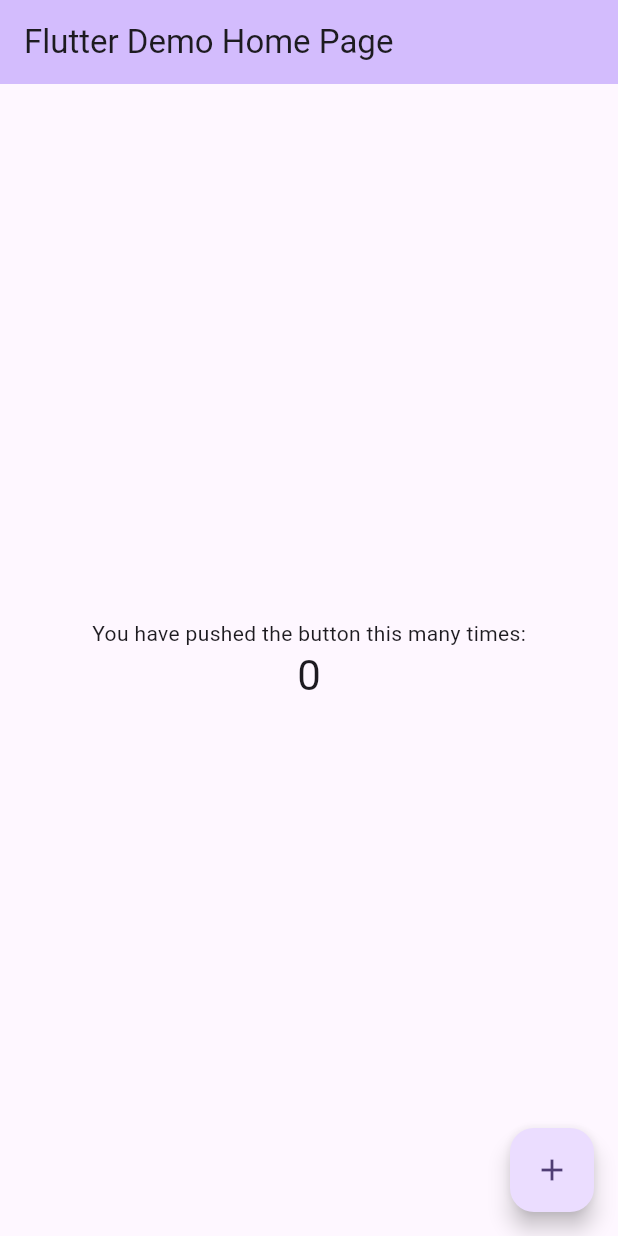
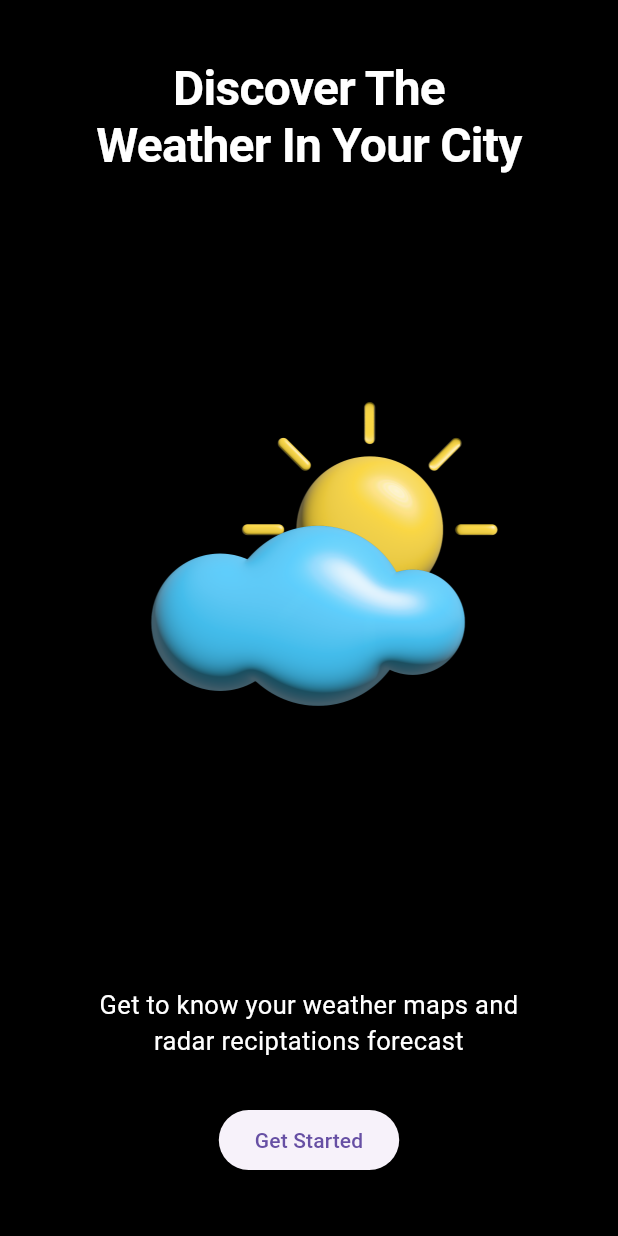
Before and after one commit to AmanSinghThakur01/SkyMood-, a Flutter app: the screen it shows after launch, on a phone screen of 412 x 824 dp. Run offline on Flutter 3.47's test engine with Material 3 defaults, Android fonts, the light colour scheme and no system bars; statements that could not run were skipped.

Commit message:
splash screen added

```diff
--- a/lib/Screens/login_screen.dart
+++ /dev/null
@@ -1,17 +0,0 @@
-import 'package:flutter/material.dart';
-
-class LoginScreen extends StatefulWidget {
-  const LoginScreen({super.key});
-
-  @override
-  State<LoginScreen> createState() => _LoginScreenState();
-}
-
-class _LoginScreenState extends State<LoginScreen> {
-  @override
-  Widget build(BuildContext context) {
-    return Scaffold(
-      appBar: AppBar(title: Text(" "),),
-    );
-  }
-}
--- /dev/null
+++ b/lib/Utils/colors.dart
@@ -0,0 +1,3 @@
+import 'package:flutter/material.dart';
+final backgroundColor = Color(0xff1a1a16);
+final buttonColor = Color(0xFFd98f1e);
--- /dev/null
+++ b/lib/View/home_screen.dart
@@ -0,0 +1,9 @@
+import 'package:flutter/material.dart';
+class WeatherAppHomeScreen extends StatelessWidget {
+  const WeatherAppHomeScreen({super.key});
+
+  @override
+  Widget build(BuildContext context) {
+    return Scaffold();
+  }
+}
--- /dev/null
+++ b/lib/View/splash_screen.dart
@@ -0,0 +1,53 @@
+import 'package:flutter/material.dart';
+
+class SplashScreen extends StatefulWidget {
+  const SplashScreen({super.key});
+
+  @override
+  State<SplashScreen> createState() => _SplashScreenState();
+}
+
+class _SplashScreenState extends State<SplashScreen> {
+  @override
+  Widget build(BuildContext context) {
+    return Scaffold(
+      backgroundColor: Colors.black,
+      body: SafeArea(child: Padding(padding: EdgeInsets.symmetric(vertical: 40),
+      child: Column(
+        children: [
+          Center(child: Text("Discover The\nWeather In Your City",
+            textAlign: TextAlign.center,
+            style: TextStyle(
+            fontSize: 32,
+            fontWeight: FontWeight.bold,
+            letterSpacing: -0.5,
+            height: 1.2,
+            color: Colors.white,
+
+          ),
+          ),
+          ),
+          Spacer(),
+  Image.asset("assets/cloudy.png",height: 350),
+          Spacer(),
+          Center(child: Text("Get to know your weather maps and\nradar reciptations forecast",
+            textAlign: TextAlign.center,
+            style: TextStyle(
+              fontSize: 17,
+              fontWeight: FontWeight.w400,
+              color: Colors.white,
+
+            ),
+          ),
+          ),
+          Padding(padding: EdgeInsets.only(top: 30), child: ElevatedButton(
+              style: ElevatedButton.styleFrom(
+                backgroundColor:
+              ),
+              onPressed: (){}, child: Text("Get Started")),)
+        ],
+      ),
+      )),
+    );
+  }
+}
--- a/lib/main.dart
+++ b/lib/main.dart
@@ -1,122 +1,19 @@
 import 'package:flutter/material.dart';
+import 'package:skymood/View/splash_screen.dart';
 
-void main() {
+import 'View/home_screen.dart';
+
+void main(){
   runApp(const MyApp());
 }
 
 class MyApp extends StatelessWidget {
   const MyApp({super.key});
 
-  // This widget is the root of your application.
   @override
   Widget build(BuildContext context) {
     return MaterialApp(
-      title: 'Flutter Demo',
-      theme: ThemeData(
-        // This is the theme of your application.
-        //
-        // TRY THIS: Try running your application with "flutter run". You'll see
-        // the application has a purple toolbar. Then, without quitting the app,
-        // try changing the seedColor in the colorScheme below to Colors.green
-        // and then invoke "hot reload" (save your changes or press the "hot
-        // reload" button in a Flutter-supported IDE, or press "r" if you used
-        // the command line to start the app).
-        //
-        // Notice that the counter didn't reset back to zero; the application
-        // state is not lost during the reload. To reset the state, use hot
-        // restart instead.
-        //
-        // This works for code too, not just values: Most code changes can be
-        // tested with just a hot reload.
-        colorScheme: ColorScheme.fromSeed(seedColor: Colors.deepPurple),
-      ),
-      home: const MyHomePage(title: 'Flutter Demo Home Page'),
+      home: SplashScreen(),
     );
   }
 }
-
-class MyHomePage extends StatefulWidget {
-  const MyHomePage({super.key, required this.title});
-
-  // This widget is the home page of your application. It is stateful, meaning
-  // that it has a State object (defined below) that contains fields that affect
-  // how it looks.
-
-  // This class is the configuration for the state. It holds the values (in this
-  // case the title) provided by the parent (in this case the App widget) and
-  // used by the build method of the State. Fields in a Widget subclass are
-  // always marked "final".
-
-  final String title;
-
-  @override
-  State<MyHomePage> createState() => _MyHomePageState();
-}
-
-class _MyHomePageState extends State<MyHomePage> {
-  int _counter = 0;
-
-  void _incrementCounter() {
-    setState(() {
-      // This call to setState tells the Flutter framework that something has
-      // changed in this State, which causes it to rerun the build method below
-      // so that the display can reflect the updated values. If we changed
-      // _counter without calling setState(), then the build method would not be
-      // called again, and so nothing would appear to happen.
-      _counter++;
-    });
-  }
-
-  @override
-  Widget build(BuildContext context) {
-    // This method is rerun every time setState is called, for instance as done
-    // by the _incrementCounter method above.
-    //
-    // The Flutter framework has been optimized to make rerunning build methods
-    // fast, so that you can just rebuild anything that needs updating rather
-    // than having to individually change instances of widgets.
-    return Scaffold(
-      appBar: AppBar(
-        // TRY THIS: Try changing the color here to a specific color (to
-        // Colors.amber, perhaps?) and trigger a hot reload to see the AppBar
-        // change color while the other colors stay the same.
-        backgroundColor: Theme.of(context).colorScheme.inversePrimary,
-        // Here we take the value from the MyHomePage object that was created by
-        // the App.build method, and use it to set our appbar title.
-        title: Text(widget.title),
-      ),
-      body: Center(
-        // Center is a layout widget. It takes a single child and positions it
-        // in the middle of the parent.
-        child: Column(
-          // Column is also a layout widget. It takes a list of children and
-          // arranges them vertically. By default, it sizes itself to fit its
-          // children horizontally, and tries to be as tall as its parent.
-          //
-          // Column has various properties to control how it sizes itself and
-          // how it positions its children. Here we use mainAxisAlignment to
-          // center the children vertically; the main axis here is the vertical
-          // axis because Columns are vertical (the cross axis would be
-          // horizontal).
-          //
-          // TRY THIS: Invoke "debug painting" (choose the "Toggle Debug Paint"
-          // action in the IDE, or press "p" in the console), to see the
-          // wireframe for each widget.
-          mainAxisAlignment: MainAxisAlignment.center,
-          children: <Widget>[
-            const Text('You have pushed the button this many times:'),
-            Text(
-              '$_counter',
-              style: Theme.of(context).textTheme.headlineMedium,
-            ),
-          ],
-        ),
-      ),
-      floatingActionButton: FloatingActionButton(
-        onPressed: _incrementCounter,
-        tooltip: 'Increment',
-        child: const Icon(Icons.add),
-      ), // This trailing comma makes auto-formatting nicer for build methods.
-    );
-  }
-}
--- a/pubspec.yaml
+++ b/pubspec.yaml
@@ -63,8 +63,8 @@ flutter:
   uses-material-design: true
 
   # To add assets to your application, add an assets section, like this:
-  # assets:
-  #   - images/a_dot_burr.jpeg
+  assets:
+     - assets/cloudy.png
   #   - images/a_dot_ham.jpeg
 
   # An image asset can refer to one or more resolution-specific "variants", see
```
Also changed, not shown: assets/cloudy.png (added).
